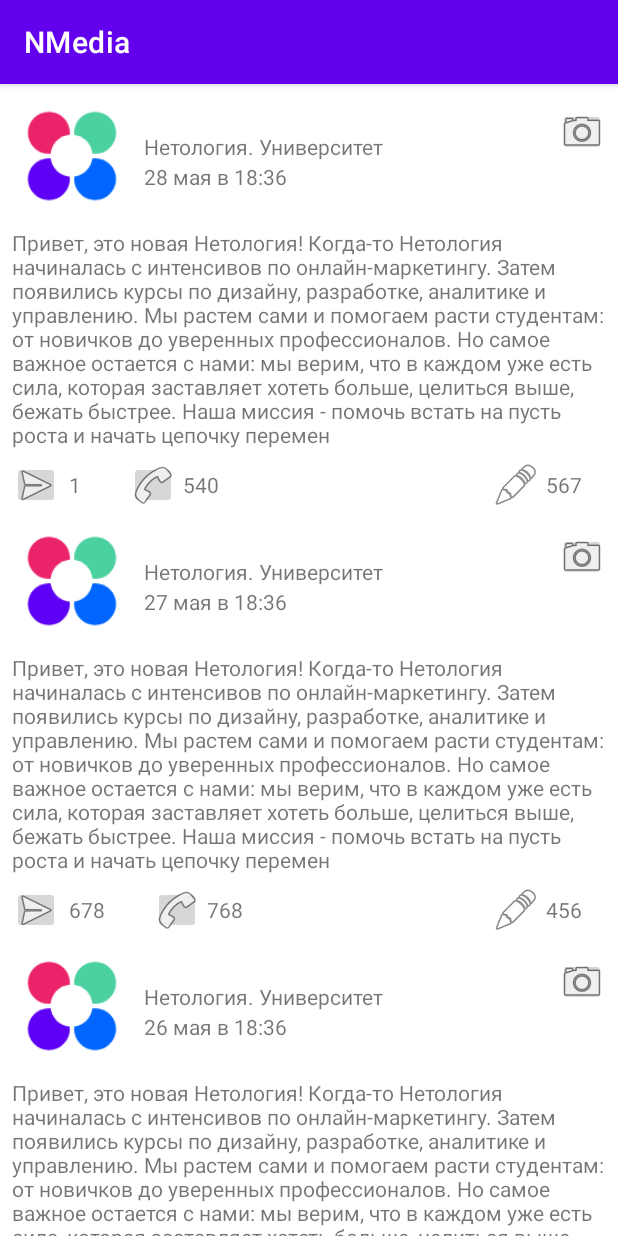
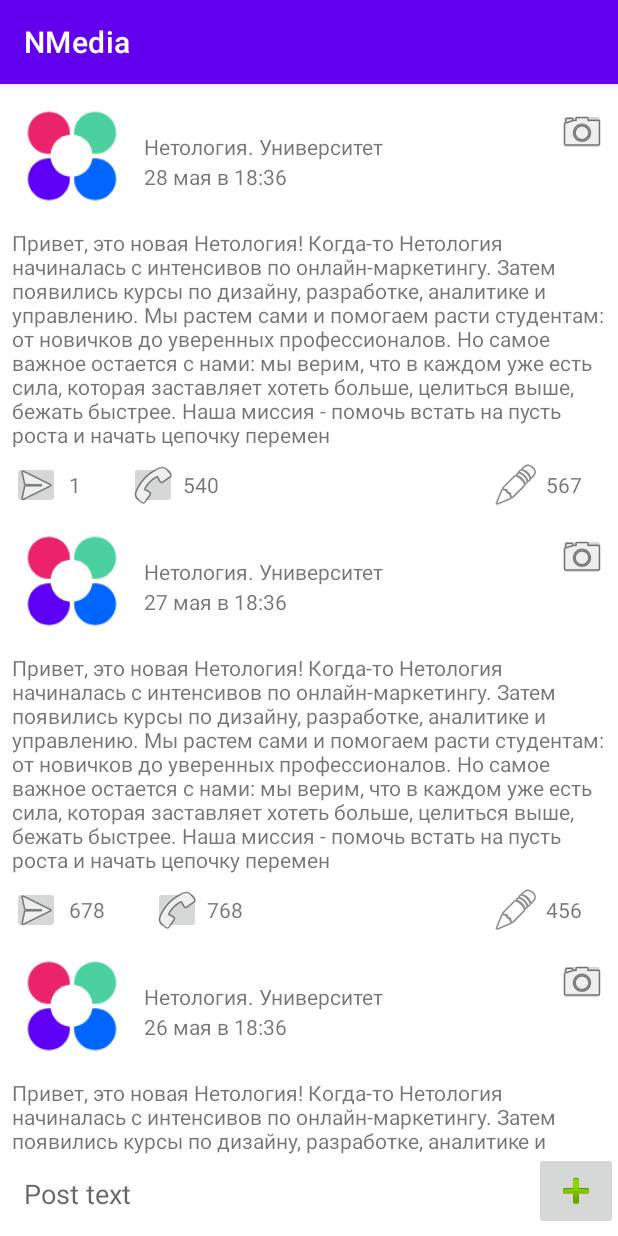
Before and after one commit to Sergey190783/AndroidHomework, an Android app: the screen it shows after launch (MainActivity), on a phone screen of 412 x 824 dp. Run offline under Robolectric (Android 15) with nearby library versions, the phone set to English and light mode, and no system bars.

Commit message:
Добавил редактирование, добавление, удаление, отмену редактирования

```diff
--- a/app/src/main/java/ru/netology/nmedia/data/IRepository.kt
+++ b/app/src/main/java/ru/netology/nmedia/data/IRepository.kt
@@ -6,4 +6,6 @@ interface IRepository {
     fun getAll(): LiveData<List<Post>>
     fun like(id: Long)
     fun share(id: Long)
+    fun remove(id: Long)
+    fun save(post:Post)
 }
--- a/app/src/main/java/ru/netology/nmedia/data/Repository.kt
+++ b/app/src/main/java/ru/netology/nmedia/data/Repository.kt
@@ -4,9 +4,10 @@ import androidx.lifecycle.LiveData
 import androidx.lifecycle.MutableLiveData
 
 class Repository : IRepository {
+    private var nextId: Long = 1
     private var posts: List<Post> = listOf(
         Post(
-            id = 1,
+            id = nextId++,
             author = "Нетология. Университет интернет-профессий будущего",
             content = "Привет, это новая Нетология! Когда-то Нетология начиналась с интенсивов по онлайн-маркетингу." +
                     " Затем появились курсы по дизайну, разработке, аналитике и управлению. Мы растем сами и " +
@@ -19,7 +20,7 @@ class Repository : IRepository {
             50,
             200
         ), Post(
-            id = 2,
+            id = nextId++,
             author = "Нетология. Университет интернет-профессий будущего",
             content = "Привет, это новая Нетология! Когда-то Нетология начиналась с интенсивов по онлайн-маркетингу." +
                     " Затем появились курсы по дизайну, разработке, аналитике и управлению. Мы растем сами и " +
@@ -33,7 +34,7 @@ class Repository : IRepository {
             20044
         ),
         Post(
-            id = 3,
+            id = nextId++,
             author = "Нетология. Университет интернет-профессий будущего",
             content = "Привет, это новая Нетология! Когда-то Нетология начиналась с интенсивов по онлайн-маркетингу." +
                     " Затем появились курсы по дизайну, разработке, аналитике и управлению. Мы растем сами и " +
@@ -47,7 +48,7 @@ class Repository : IRepository {
             900
         ),
         Post(
-            id = 4,
+            id = nextId++,
             author = "Нетология. Университет интернет-профессий будущего",
             content = "Привет, это новая Нетология! Когда-то Нетология начиналась с интенсивов по онлайн-маркетингу." +
                     " Затем появились курсы по дизайну, разработке, аналитике и управлению. Мы растем сами и " +
@@ -61,7 +62,7 @@ class Repository : IRepository {
             7833
         ),
         Post(
-            id = 5,
+            id = nextId++,
             author = "Нетология. Университет интернет-профессий будущего",
             content = "Привет, это новая Нетология! Когда-то Нетология начиналась с интенсивов по онлайн-маркетингу." +
                     " Затем появились курсы по дизайну, разработке, аналитике и управлению. Мы растем сами и " +
@@ -75,7 +76,7 @@ class Repository : IRepository {
             5678
         ),
         Post(
-            id = 6,
+            id = nextId++,
             author = "Нетология. Университет интернет-профессий будущего",
             content = "Привет, это новая Нетология! Когда-то Нетология начиналась с интенсивов по онлайн-маркетингу." +
                     " Затем появились курсы по дизайну, разработке, аналитике и управлению. Мы растем сами и " +
@@ -89,7 +90,7 @@ class Repository : IRepository {
             257
         ),
         Post(
-            id = 7,
+            id = nextId++,
             author = "Нетология. Университет интернет-профессий будущего",
             content = "Привет, это новая Нетология! Когда-то Нетология начиналась с интенсивов по онлайн-маркетингу." +
                     " Затем появились курсы по дизайну, разработке, аналитике и управлению. Мы растем сами и " +
@@ -103,7 +104,7 @@ class Repository : IRepository {
             456
         ),
         Post(
-            id = 8,
+            id = nextId++,
             author = "Нетология. Университет интернет-профессий будущего",
             content = "Привет, это новая Нетология! Когда-то Нетология начиналась с интенсивов по онлайн-маркетингу." +
                     " Затем появились курсы по дизайну, разработке, аналитике и управлению. Мы растем сами и " +
@@ -140,4 +141,29 @@ class Repository : IRepository {
         }
         data.value = posts
     }
+
+    override fun remove(id: Long) {
+        posts = posts.filter { it.id != id }
+        data.value = posts
+    }
+
+    override fun save(post: Post) {
+        if (post.id == 0L) {
+            posts = listOf(
+                post.copy(
+                    id = nextId++,
+                    author = "Me",
+                    likedByMe = false,
+                    published = "now"
+                )
+            ) + posts
+            data.value = posts
+            return
+        }
+
+        posts = posts.map {
+            if (it.id != post.id) it else it.copy(content = post.content)
+        }
+        data.value = posts
+    }
 }
--- a/app/src/main/java/ru/netology/nmedia/presentation/MainActivity.kt
+++ b/app/src/main/java/ru/netology/nmedia/presentation/MainActivity.kt
@@ -3,20 +3,43 @@ package ru.netology.nmedia.presentation
 import android.annotation.SuppressLint
 import androidx.appcompat.app.AppCompatActivity
 import android.os.Bundle
-import android.widget.ImageButton
-import android.widget.TextView
+import android.view.View
+import android.widget.*
 import androidx.activity.viewModels
+import androidx.constraintlayout.widget.Group
 import androidx.recyclerview.widget.RecyclerView
 import ru.netology.nmedia.R
-import ru.netology.nmedia.utils.PostDiffCallback
+import ru.netology.nmedia.data.Post
+import ru.netology.nmedia.utils.AndroidUtils
 
 class MainActivity : AppCompatActivity() {
     private lateinit var recyclerView: RecyclerView
+    private lateinit var btnAddPost: ImageButton
+    private lateinit var etPost: EditText
+    private lateinit var editGroup: Group
+    private lateinit var editedPostTv: TextView
+    private lateinit var btnCancelEditing: ImageButton
 
     private val mainViewModel: MainActivityViewModel by viewModels()
-    private val adapter = PostAdapter(
-        { mainViewModel.like(it) },
-        { mainViewModel.share(it) }
+    private val adapter = PostsAdapter(object : OnInteractionListener {
+        override fun onLike(id: Long) {
+            mainViewModel.like(id)
+        }
+
+        override fun onEdit(post: Post) {
+            editGroup.visibility = View.VISIBLE
+            mainViewModel.edit(post)
+            editedPostTv.text = post.content
+        }
+
+        override fun onRemove(id: Long) {
+            mainViewModel.remove(id)
+        }
+
+        override fun onShare(id: Long) {
+            mainViewModel.share(id)
+        }
+    }
     )
 
     @SuppressLint("SetTextI18n")
@@ -25,10 +48,52 @@ class MainActivity : AppCompatActivity() {
         setContentView(R.layout.activity_main)
 
         recyclerView = findViewById(R.id.recycler)
+        btnAddPost = findViewById(R.id.btn_add_post)
+        etPost = findViewById(R.id.content)
+        editGroup = findViewById(R.id.edit_group)
+        editedPostTv = findViewById(R.id.tv_edit_message)
+        btnCancelEditing = findViewById(R.id.btn_cancel_edit)
+
         recyclerView.adapter = adapter
 
         mainViewModel.data.observe(this) { posts ->
             adapter.submitList(posts)
         }
+
+        mainViewModel.edited.observe(this) { post ->
+            if (post.id == 0L)
+                return@observe
+
+            etPost.apply {
+                requestFocus()
+                setText(post.content)
+            }
+        }
+
+        btnAddPost.setOnClickListener {
+            if (etPost.text.isNullOrBlank()) {
+                Toast.makeText(
+                    this@MainActivity,
+                    getString(R.string.empty_content),
+                    Toast.LENGTH_LONG
+                ).show()
+                return@setOnClickListener
+            }
+
+            mainViewModel.changeContent(etPost.text.toString())
+            mainViewModel.save()
+
+            etPost.setText("")
+            etPost.clearFocus()
+            AndroidUtils.hideKeyboard(etPost)
+            editGroup.visibility = View.GONE
+        }
+
+        btnCancelEditing.setOnClickListener {
+            editGroup.visibility = View.GONE
+            etPost.setText("")
+            etPost.clearFocus()
+            AndroidUtils.hideKeyboard(etPost)
+        }
     }
 }
--- a/app/src/main/java/ru/netology/nmedia/presentation/MainActivityViewModel.kt
+++ b/app/src/main/java/ru/netology/nmedia/presentation/MainActivityViewModel.kt
@@ -1,15 +1,50 @@
 package ru.netology.nmedia.presentation
 
+import androidx.lifecycle.MutableLiveData
 import androidx.lifecycle.ViewModel
 import ru.netology.nmedia.data.IRepository
+import ru.netology.nmedia.data.Post
 import ru.netology.nmedia.data.Repository
 
 class MainActivityViewModel(
     private val repository: IRepository = Repository()
 ) : ViewModel() {
+    private val empty = Post(
+        id = 0,
+        content = "",
+        author = "",
+        published = "",
+        likedByMe = false,
+        likes = 0,
+        reposts = 0,
+        views = 0
+    )
     val data = repository.getAll()
+    val edited = MutableLiveData(empty)
+
+    fun save() {
+        edited.value?.let {
+            repository.save(it)
+        }
+        edited.value = empty
+    }
+
+    fun changeContent(content: String) {
+        edited.value?.let {
+            val text = content.trim()
+            if (it.content == text)
+                return
+            edited.value = it.copy(content = text)
+        }
+    }
 
     fun like(id: Long) = repository.like(id)
 
     fun share(id: Long) = repository.share(id)
+
+    fun remove(id: Long) = repository.remove(id)
+
+    fun edit(post: Post) {
+        edited.value = post
+    }
 }
--- a/app/src/main/java/ru/netology/nmedia/presentation/PostAdapter.kt
+++ b/app/src/main/java/ru/netology/nmedia/presentation/PostsAdapter.kt
@@ -4,6 +4,7 @@ import android.view.LayoutInflater
 import android.view.View
 import android.view.ViewGroup
 import android.widget.ImageButton
+import android.widget.PopupMenu
 import android.widget.TextView
 import androidx.recyclerview.widget.ListAdapter
 import androidx.recyclerview.widget.RecyclerView
@@ -11,10 +12,9 @@ import ru.netology.nmedia.R
 import ru.netology.nmedia.data.Post
 import ru.netology.nmedia.utils.PostDiffCallback
 
-class PostAdapter(
-    val onClickedLike: (Long) -> Unit,
-    val onClickedShare: (Long) -> Unit
-) : ListAdapter<Post, PostAdapter.PostViewHolder>(PostDiffCallback()) {
+class PostsAdapter(
+    val interaction: OnInteractionListener
+) : ListAdapter<Post, PostsAdapter.PostViewHolder>(PostDiffCallback()) {
 
     override fun onCreateViewHolder(parent: ViewGroup, viewType: Int): PostViewHolder {
         return PostViewHolder(
@@ -37,6 +37,7 @@ class PostAdapter(
         private val tvDate: TextView = itemView.findViewById(R.id.tv_date)
         private val tvAuthor: TextView = itemView.findViewById(R.id.tv_author)
         private val tvViews: TextView = itemView.findViewById(R.id.tv_views)
+        private val menu: ImageButton = itemView.findViewById(R.id.card_menu)
 
         fun bind(
             post: Post
@@ -50,11 +51,30 @@ class PostAdapter(
             tvViews.text = post.views.toString()
 
             btnLike.setOnClickListener {
-                onClickedLike(post.id)
+                interaction.onLike(post.id)
             }
 
             btnShare.setOnClickListener {
-                onClickedShare(post.id)
+                interaction.onShare(post.id)
+            }
+
+            menu.setOnClickListener {
+                PopupMenu(it.context, it).apply {
+                    inflate(R.menu.options_post)
+                    setOnMenuItemClickListener { item ->
+                        when(item.itemId){
+                            R.id.remove -> {
+                                interaction.onRemove(post.id)
+                                true
+                            }
+                            R.id.edit -> {
+                                interaction.onEdit(post)
+                                true
+                            }
+                            else -> false
+                        }
+                    }
+                }.show()
             }
         }
     }
--- a/app/src/main/res/layout/activity_main.xml
+++ b/app/src/main/res/layout/activity_main.xml
@@ -1,17 +1,86 @@
 <?xml version="1.0" encoding="utf-8"?>
-<FrameLayout xmlns:android="http://schemas.android.com/apk/res/android"
+<androidx.constraintlayout.widget.ConstraintLayout xmlns:android="http://schemas.android.com/apk/res/android"
+    xmlns:app="http://schemas.android.com/apk/res-auto"
     xmlns:tools="http://schemas.android.com/tools"
     android:layout_width="match_parent"
     android:layout_height="match_parent"
-    xmlns:app="http://schemas.android.com/apk/res-auto"
     android:orientation="vertical"
     tools:context=".presentation.MainActivity">
 
     <androidx.recyclerview.widget.RecyclerView
+        android:id="@+id/recycler"
         android:layout_width="match_parent"
-        android:layout_height="match_parent"
+        android:layout_height="0dp"
         app:layoutManager="androidx.recyclerview.widget.LinearLayoutManager"
-        android:id="@+id/recycler"/>
+        app:layout_constraintBottom_toTopOf="@+id/iv_edit"
+        app:layout_constraintTop_toTopOf="parent" />
+
+    <androidx.constraintlayout.widget.Group
+        android:id="@+id/edit_group"
+        android:layout_width="wrap_content"
+        android:layout_height="wrap_content"
+        android:visibility="gone"
+        app:constraint_referenced_ids="iv_edit, btn_cancel_edit, tv_edit, tv_edit_message" />
+
+    <ImageView
+        android:id="@+id/iv_edit"
+        android:layout_width="wrap_content"
+        android:layout_height="wrap_content"
+        android:padding="8dp"
+        android:src="@android:drawable/ic_menu_edit"
+        app:layout_constraintBottom_toTopOf="@+id/content"
+        app:layout_constraintStart_toStartOf="parent" />
+
+    <TextView
+        android:id="@+id/tv_edit"
+        android:layout_width="wrap_content"
+        android:layout_height="wrap_content"
+        android:text="@string/edit_message"
+        app:layout_constraintStart_toEndOf="@+id/iv_edit"
+        app:layout_constraintTop_toTopOf="@+id/iv_edit" />
+
+    <TextView
+        android:id="@+id/tv_edit_message"
+        android:layout_width="0dp"
+        android:layout_height="20dp"
+        android:ellipsize="end"
+        android:maxLines="1"
+        android:text="@string/edit_message"
+        app:layout_constraintEnd_toStartOf="@+id/btn_cancel_edit"
+        app:layout_constraintStart_toEndOf="@+id/iv_edit"
+        app:layout_constraintTop_toBottomOf="@+id/tv_edit" />
+
+    <ImageButton
+        android:id="@+id/btn_cancel_edit"
+        android:layout_width="wrap_content"
+        android:layout_height="wrap_content"
+        android:padding="8dp"
+        android:src="@android:drawable/ic_menu_close_clear_cancel"
+        app:layout_constraintBottom_toTopOf="@+id/content"
+        app:layout_constraintEnd_toEndOf="parent" />
+
+    <EditText
+        android:id="@+id/content"
+        android:layout_width="0dp"
+        android:layout_height="wrap_content"
+        android:background="@android:color/transparent"
+        android:hint="@string/post_text"
+        android:importantForAutofill="no"
+        android:inputType="textMultiLine"
+        android:padding="12dp"
+        android:layout_margin="4dp"
+        app:layout_constraintBottom_toBottomOf="parent"
+        app:layout_constraintEnd_toStartOf="@+id/btn_add_post"
+        app:layout_constraintStart_toStartOf="parent" />
+
+    <ImageButton
+        android:id="@+id/btn_add_post"
+        android:layout_width="wrap_content"
+        android:layout_height="wrap_content"
+        android:src="@android:drawable/ic_input_add"
+        app:layout_constraintBottom_toBottomOf="@id/content"
+        app:layout_constraintEnd_toEndOf="parent"
+        app:layout_constraintStart_toEndOf="@+id/content" />
 
 
-</FrameLayout>
+</androidx.constraintlayout.widget.ConstraintLayout>
--- a/app/src/main/res/layout/card.xml
+++ b/app/src/main/res/layout/card.xml
@@ -39,6 +39,7 @@
         android:layout_marginEnd="8dp"
         android:contentDescription="@string/button_options"
         android:src="@android:drawable/ic_menu_camera"
+        android:id="@+id/card_menu"
         app:layout_constraintEnd_toEndOf="parent"
         app:layout_constraintTop_toTopOf="@id/iv_avatar" />
 
--- /dev/null
+++ b/app/src/main/res/menu/options_post.xml
@@ -0,0 +1,9 @@
+<?xml version="1.0" encoding="utf-8"?>
+<menu xmlns:android="http://schemas.android.com/apk/res/android">
+    <item
+        android:id="@+id/remove"
+        android:title="@string/options_post_remove" />
+    <item
+        android:id="@+id/edit"
+        android:title="@string/options_post_edit" />
+</menu>
--- a/app/src/main/res/values/strings.xml
+++ b/app/src/main/res/values/strings.xml
@@ -9,4 +9,9 @@
     <string name="image_views">Image views</string>
     <string name="image_share">Image share</string>
     <string name="image_likes">Image likes</string>
+    <string name="options_post_remove">Remove</string>
+    <string name="post_text">Post text</string>
+    <string name="empty_content">Content can`t be empty</string>
+    <string name="options_post_edit">Edit</string>
+    <string name="edit_message">Edit message</string>
 </resources>
```
Also changed, not shown: app/src/main/java/ru/netology/nmedia/presentation/OnInteractionListener.kt (added, +10 -0 lines), app/src/main/java/ru/netology/nmedia/utils/AndroidUtils.kt (added, +12 -0 lines), 1 other file.
